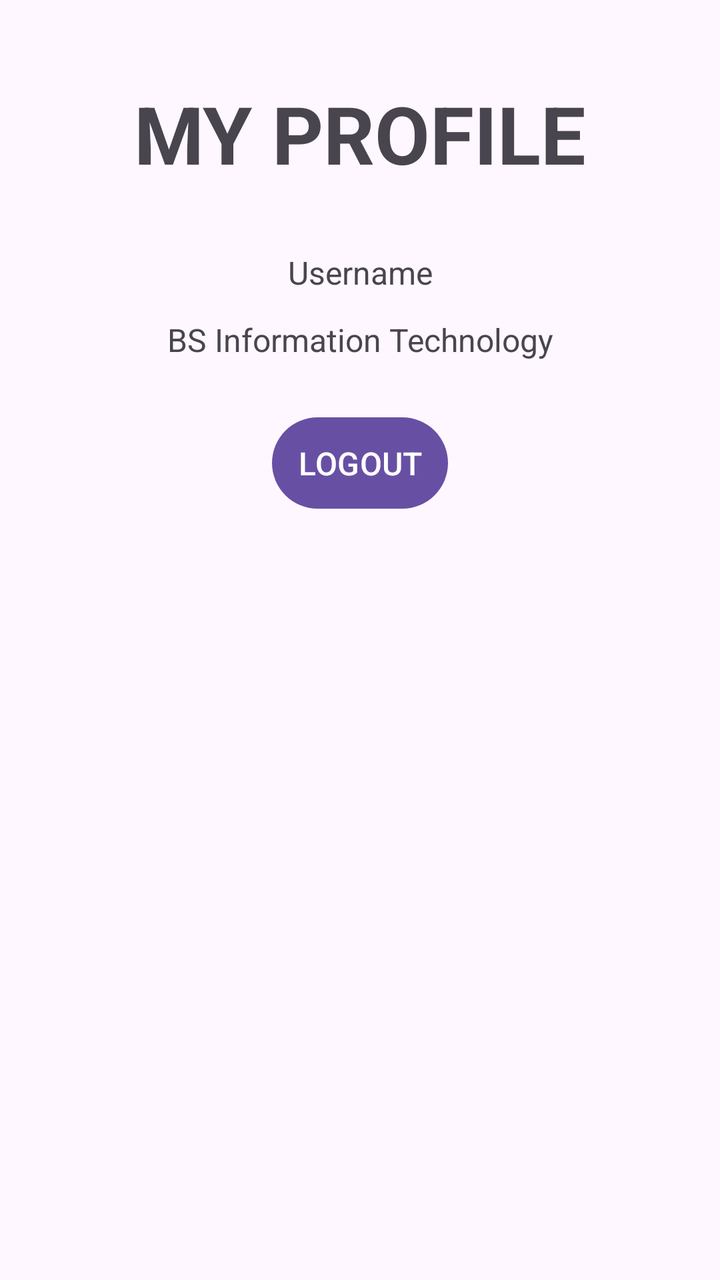
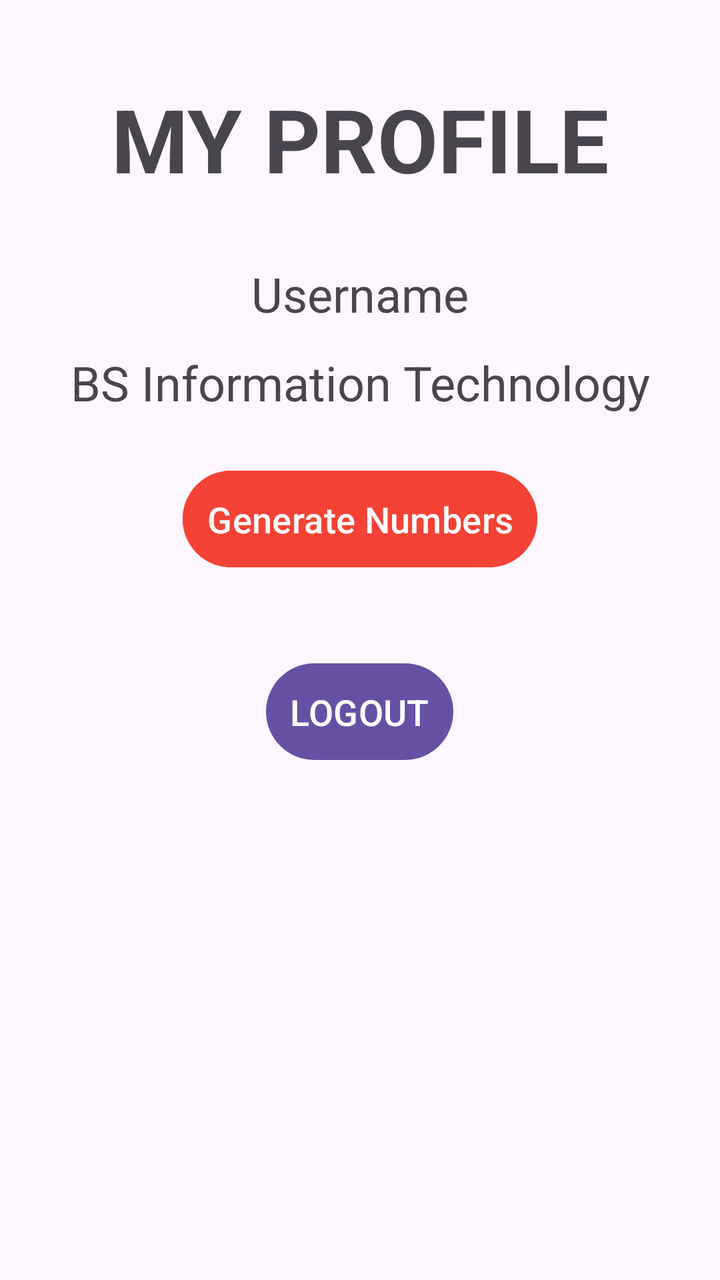

Compare the two renders of this Android layout. The source of the first and the diff that turns it into the second are given below.
<!-- AndroidManifest.xml: application theme Theme.ProfileCard -->
<!-- res/layout/activity_profile.xml -->
<?xml version="1.0" encoding="utf-8"?>
<LinearLayout xmlns:android="http://schemas.android.com/apk/res/android"
    xmlns:app="http://schemas.android.com/apk/res-auto"
    xmlns:tools="http://schemas.android.com/tools"
    android:orientation="vertical"
    android:id="@+id/main"
    android:layout_width="match_parent"
    android:layout_height="match_parent"
    tools:context=".ProfileActivity">
    
    <TextView
        android:id="@+id/tvProfileTitle"
        android:layout_width="match_parent"
        android:layout_height="wrap_content"
        android:text="MY PROFILE"
        android:textSize="40sp"
        android:textStyle="bold"
        android:gravity="center"
        android:layout_marginBottom="32dp"
        android:layout_marginTop="40dp" />

    <TextView
        android:id="@+id/tvUser"
        android:layout_width="match_parent"
        android:layout_height="wrap_content"
        android:text="Username"
        android:textSize="16sp"
        android:gravity="center"
        android:layout_marginBottom="12dp" />

    <TextView
        android:id="@+id/tvCourse"
        android:layout_width="match_parent"
        android:layout_height="wrap_content"
        android:text="BS Information Technology"
        android:gravity="center"
        android:textSize="16sp"
        android:layout_marginBottom="24dp" />

    <Button
        android:id="@+id/btnLogout"
        android:layout_width="wrap_content"
        android:layout_height="wrap_content"
        android:text="LOGOUT"
        android:textSize="16sp"
        android:padding="12dp"
        android:layout_gravity="center_horizontal" />
</LinearLayout>
<!-- resources referenced by this layout -->
<resources>
  <style name="Theme.ProfileCard" parent="Base.Theme.ProfileCard" />
  <style name="Base.Theme.ProfileCard" parent="Theme.Material3.DayNight.NoActionBar">
          
          
      </style>
</resources>

<!-- the commit's change to res/layout/activity_profile.xml (unified diff, before → after) -->
@@ -13,7 +13,7 @@
         android:layout_width="match_parent"
         android:layout_height="wrap_content"
         android:text="MY PROFILE"
-        android:textSize="40sp"
+        android:textSize="44sp"
         android:textStyle="bold"
         android:gravity="center"
         android:layout_marginBottom="32dp"
@@ -24,7 +24,7 @@
         android:layout_width="match_parent"
         android:layout_height="wrap_content"
         android:text="Username"
-        android:textSize="16sp"
+        android:textSize="24sp"
         android:gravity="center"
         android:layout_marginBottom="12dp" />
 
@@ -34,15 +34,60 @@
         android:layout_height="wrap_content"
         android:text="BS Information Technology"
         android:gravity="center"
-        android:textSize="16sp"
+        android:textSize="24sp"
         android:layout_marginBottom="24dp" />
+
+    <Button
+        android:id="@+id/btnGenerate"
+        android:layout_width="wrap_content"
+        android:layout_height="wrap_content"
+        android:layout_gravity="center"
+        android:backgroundTint="#F44336"
+        android:padding="12dp"
+        android:text="Generate Numbers"
+        android:textSize="18sp" />
+
+    <LinearLayout
+        android:id="@+id/layout2"
+        android:layout_width="match_parent"
+        android:layout_height="wrap_content"
+        android:orientation="vertical"
+        android:gravity="center"
+        android:visibility="gone"
+        android:layout_marginTop="10dp">
+
+    
+
+        <TextView
+            android:id="@+id/tvNum1"
+            android:layout_width="match_parent"
+            android:layout_height="wrap_content"
+            android:textSize="18sp"
+            android:gravity="center" />
+
+        <TextView
+            android:id="@+id/tvNum2"
+            android:layout_width="match_parent"
+            android:layout_height="wrap_content"
+            android:textSize="18sp"
+            android:gravity="center" />
+
+        <TextView
+            android:id="@+id/tvNum3"
+            android:layout_width="match_parent"
+            android:layout_height="wrap_content"
+            android:textSize="18sp"
+            android:gravity="center" />
+
+    </LinearLayout>
 
     <Button
         android:id="@+id/btnLogout"
         android:layout_width="wrap_content"
         android:layout_height="wrap_content"
         android:text="LOGOUT"
-        android:textSize="16sp"
+        android:textSize="18sp"
         android:padding="12dp"
-        android:layout_gravity="center_horizontal" />
+        android:layout_marginTop="40dp"
+        android:layout_gravity="center" />
 </LinearLayout>
